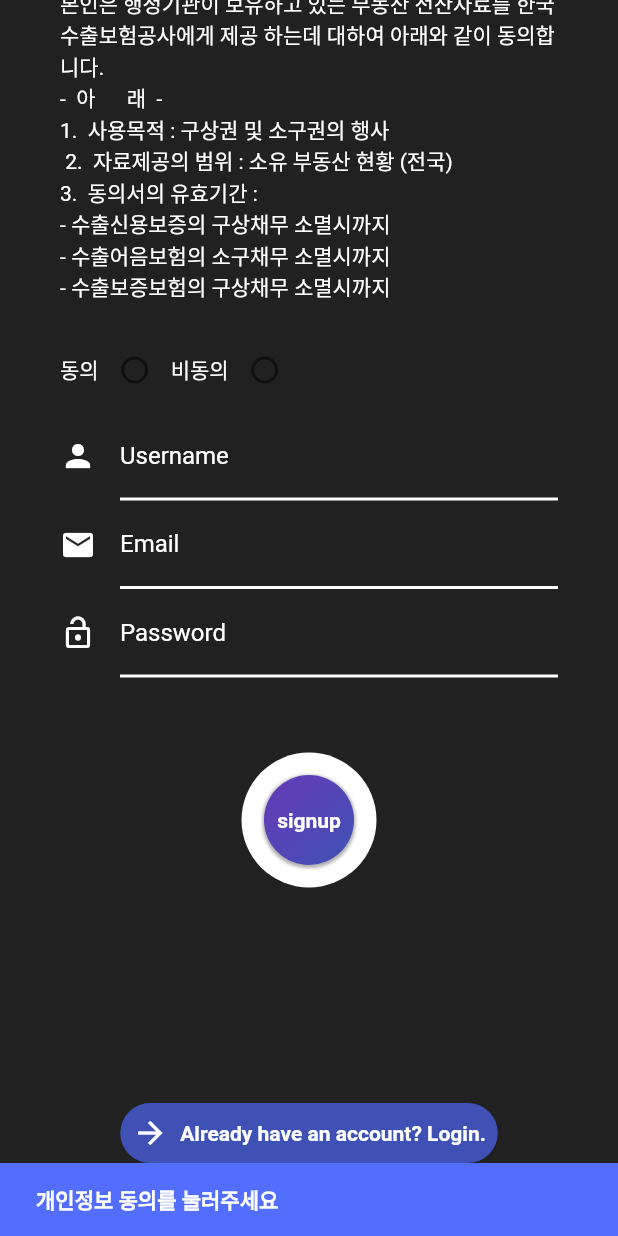
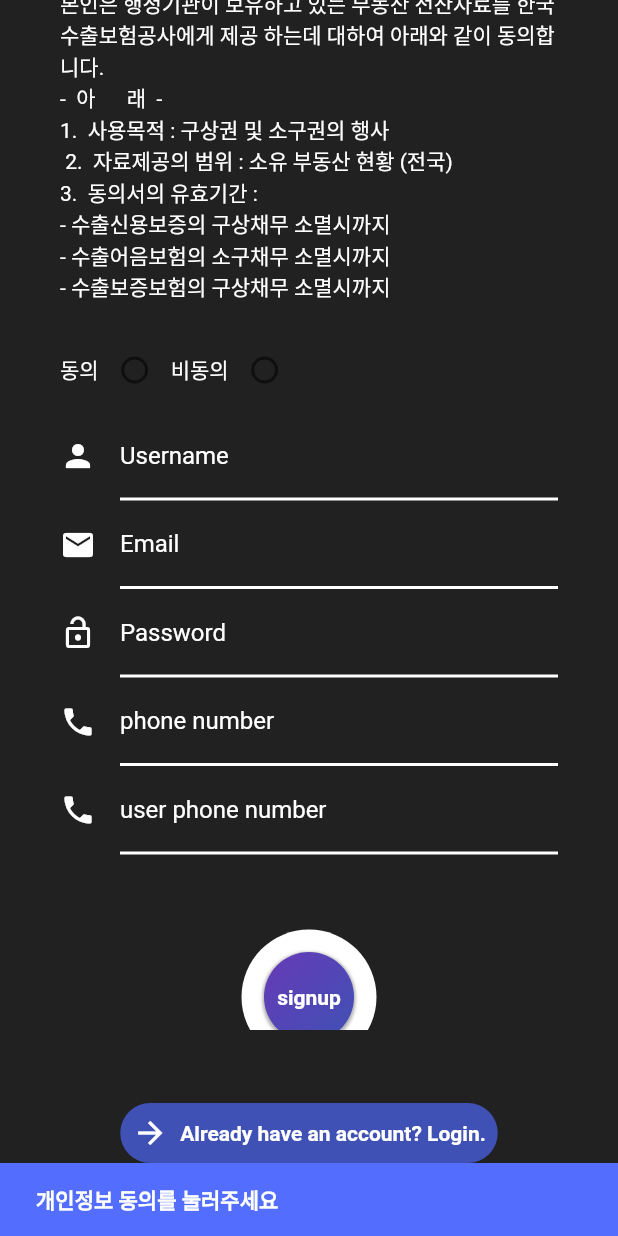
Before and after one commit to jjsskk/aws_frame_account, a Flutter app: the SignUpPage screen opened directly with empty values, scrolled down 287 dp, after a tap on "signup", on a phone screen of 412 x 824 dp. Run offline on Flutter 3.47's test engine with Material 2 defaults, Android fonts, the phone set to English and light mode, and no system bars; drawn by our look-alikes of modal_progress_hud_nsn; our stand-ins replace cached_network_image, camera, csv, fl_chart, get; missing offline and left inert: amplify_analytics_pinpoint, amplify_api, amplify_auth_cognito, amplify_core, amplify_datastore, amplify_flutter and 1 more.

Commit message:
seventh commit

```diff
--- a/lib/auth_credentials.dart
+++ b/lib/auth_credentials.dart
@@ -14,8 +14,13 @@ class LoginCredentials extends AuthCredentials {
 
 // 3
 class SignUpCredentials extends AuthCredentials {
-  final String email;
+  final String phonenumber;
+  final String name;
 
-  SignUpCredentials({required String username, required String password, required this.email})
+  SignUpCredentials(
+      {required String username, //email
+      required String password,
+      required this.name,
+      required this.phonenumber})
       : super(username: username, password: password);
 }
--- a/lib/auth_service.dart
+++ b/lib/auth_service.dart
@@ -80,15 +80,16 @@ class AuthService {
       //1
       // 2
       final userAttributes = {
-        CognitoUserAttributeKey.email: credentials.email,
+        CognitoUserAttributeKey.name: credentials.name,
+        CognitoUserAttributeKey.phoneNumber: credentials.phonenumber,
       }; // aws 가이드 라인이랑 틀림 (인증추가 기능구현)
 
       // 3
       final result = await Amplify.Auth.signUp(
           //Amplify class는 static singleton
-          username: credentials.username,
+          username: credentials.username, // email
           password: credentials.password,
-          //options: CognitoSignUpOptions(userAttributes: userAttributes)
+          options: CognitoSignUpOptions(userAttributes: userAttributes)
       );
 
 
--- a/lib/sign_up_page.dart
+++ b/lib/sign_up_page.dart
@@ -34,6 +34,8 @@ class _SignUpPageState extends State<SignUpPage> {
   final _usernameController = TextEditingController();
   final _emailController = TextEditingController();
   final _passwordController = TextEditingController();
+  final _phonenumberController = TextEditingController();
+  final _userphonenumberController = TextEditingController();
   bool showspiner = false;
   final _formKey = GlobalKey<FormState>();
   SingingCharacter? _radio = null;
@@ -216,6 +218,8 @@ class _SignUpPageState extends State<SignUpPage> {
               style: const TextStyle(color: Colors.white),
               controller: _emailController,
               decoration: InputDecoration(
+                hintStyle: TextStyle(color: Colors.white),
+                hintText: 'ex: FRAME@naver.com',
                   icon: Icon(Icons.mail, color: Colors.white),
                   labelText: 'Email',
                   labelStyle: const TextStyle(color: Colors.white),
@@ -249,6 +253,46 @@ class _SignUpPageState extends State<SignUpPage> {
                       borderSide: BorderSide(color: Colors.white, width: 2))),
               obscureText: true,
               keyboardType: TextInputType.visiblePassword,
+            ),
+            TextFormField(
+              validator: (value) {
+                if (value == null || value.isEmpty) {
+                  return '전화번호를 입력해주세요';
+                }
+                RegExp numberRegex = RegExp(r'^[0-9]+$');;
+                if (!numberRegex.hasMatch(value!)) return '숫자만 입력해주세요';
+                return null;
+              },
+              style: const TextStyle(color: Colors.white),
+              controller: _phonenumberController,
+              decoration: InputDecoration(
+                hintStyle: TextStyle(color:Colors.white),
+                hintText: 'ex: 01012345678',
+                  icon: Icon(Icons.phone, color: Colors.white),
+                  labelText: 'phone number',
+                  labelStyle: const TextStyle(color: Colors.white),
+                  enabledBorder: UnderlineInputBorder(
+                      borderSide: BorderSide(color: Colors.white, width: 2))),
+            ),
+            TextFormField(
+              validator: (value) {
+                if (value == null || value.isEmpty) {
+                  return '이용인번호를 입력해주세요';
+                }
+                RegExp numberRegex = RegExp(r'^[0-9]+$');;
+                if (!numberRegex.hasMatch(value!)) return '숫자만 입력해주세요';
+                return null;
+              },
+              style: const TextStyle(color: Colors.white),
+              controller: _userphonenumberController,
+              decoration: InputDecoration(
+                  hintStyle: TextStyle(color:Colors.white),
+                  hintText: 'ex: 01012345678',
+                  icon: Icon(Icons.phone, color: Colors.white),
+                  labelText: 'user phone number',
+                  labelStyle: const TextStyle(color: Colors.white),
+                  enabledBorder: UnderlineInputBorder(
+                      borderSide: BorderSide(color: Colors.white, width: 2))),
             ),
             SizedBox(
               height: 50,
@@ -313,15 +357,18 @@ class _SignUpPageState extends State<SignUpPage> {
     final username = _usernameController.text.trim();
     final email = _emailController.text.trim();
     final password = _passwordController.text.trim();
+    String tem='+';
+    final phonenumber = tem + _phonenumberController.text.trim();
     _formKey.currentState!.validate();
     print('username: $username');
     print('email: $email');
     print('password: $password');
     final credentials = SignUpCredentials(
         username: email,
-        email: username,
-        password:
-            password); // username is recognized as user's email by amplify api
+        name: username,
+        password: password,
+        phonenumber:
+            phonenumber); // username is recognized as user's email by amplify api
     await widget.didProvideCredentials(credentials, context);
     // AnalyticsService.log(SignUpEvent());
     setState(() {
```
Also changed, not shown: 2 other files.
